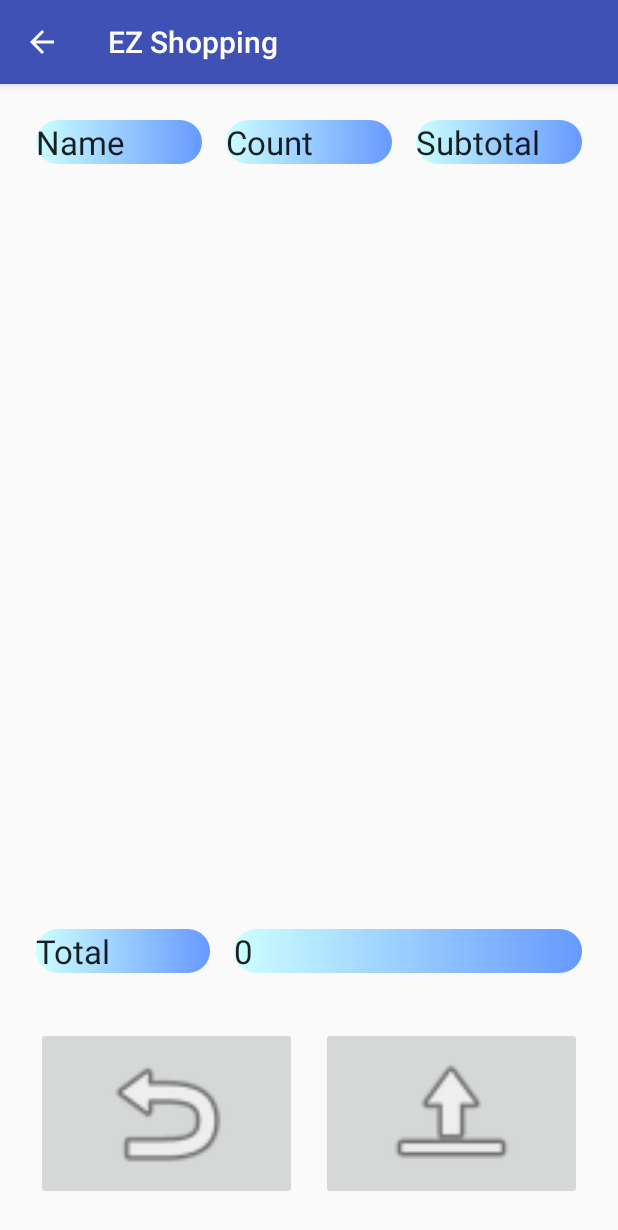
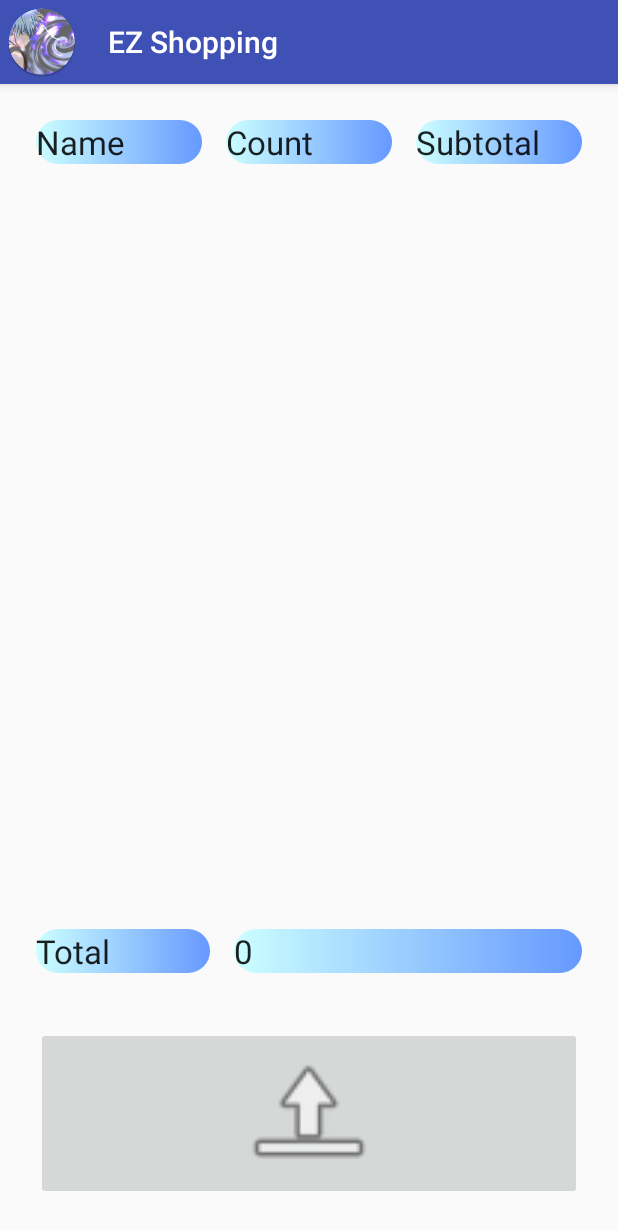
Before and after one commit to MOONYAN/EZShopping, an Android app: the CheckoutActivity screen opened directly, with no data from a screen before it, on a phone screen of 412 x 824 dp. Shown: the top 1230 px of the screen. Run offline under Robolectric (Android 15) with nearby library versions, the phone set to English and light mode, and no system bars; our stand-ins replace Firebase (no records; nobody signed in at launch, a user with empty details on screens opened directly).

```diff
--- a/app/src/main/java/tw/edu/ntut/ezshopping/CheckoutActivity.java
+++ b/app/src/main/java/tw/edu/ntut/ezshopping/CheckoutActivity.java
@@ -26,6 +26,7 @@ import tw.edu.ntut.ezshopping.ModelField.Record;
 public class CheckoutActivity extends BaseActivity
 {
     private static final String TAG = "CheckoutActivity";
+    private View _uploadButton;
     private TextView _totalText;
     private RecyclerView _recyclerView;
     private Model _model;
@@ -65,18 +66,15 @@ public class CheckoutActivity extends BaseActivity
 
     private void updateUI()
     {
-        _totalText.setText(_cart.getTotal() +"");
+        _totalText.setText(_cart.getTotal() + "");
+        _uploadButton.setEnabled(_cart.getItemList().size() > 0);
     }
 
     private void processViews()
     {
         _recyclerView = (RecyclerView) findViewById(R.id.recyclerView);
         _totalText = (TextView) findViewById(R.id.total_text);
-    }
-
-    public void revertOnClick(View view)
-    {
-        finish();
+        _uploadButton = findViewById(R.id.upload_button);
     }
 
     public void uploadOnClick(View view)
@@ -92,7 +90,7 @@ public class CheckoutActivity extends BaseActivity
             @Override
             public void onComplete(DatabaseError databaseError, DatabaseReference databaseReference)
             {
-                Toast.makeText(CheckoutActivity.this,"checkout success!",Toast.LENGTH_SHORT).show();
+                Toast.makeText(CheckoutActivity.this, "checkout success!", Toast.LENGTH_SHORT).show();
                 hideProgressDialog();
                 _model.setNewCart();
                 finish();
--- a/app/src/main/java/tw/edu/ntut/ezshopping/MainActivity.java
+++ b/app/src/main/java/tw/edu/ntut/ezshopping/MainActivity.java
@@ -3,6 +3,7 @@ package tw.edu.ntut.ezshopping;
 import android.content.Intent;
 import android.content.SharedPreferences;
 import android.os.Bundle;
+import android.support.v7.app.ActionBar;
 import android.support.v7.app.AppCompatActivity;
 import android.view.View;
 
@@ -27,6 +28,9 @@ public class MainActivity extends AppCompatActivity
     {
         super.onCreate(savedInstanceState);
         setContentView(R.layout.activity_main);
+
+        ActionBar actionBar = getSupportActionBar();
+        actionBar.setDisplayHomeAsUpEnabled(true);
     }
 
     public void scanOnClick(View view)
--- a/app/src/main/res/layout/activity_checkout.xml
+++ b/app/src/main/res/layout/activity_checkout.xml
@@ -89,17 +89,6 @@
         android:orientation="horizontal">
 
         <ImageButton
-            android:id="@+id/revert_button"
-            android:layout_width="wrap_content"
-            android:layout_height="match_parent"
-            android:layout_margin="@dimen/default_margin"
-            android:layout_weight="1"
-            android:adjustViewBounds="true"
-            android:onClick="revertOnClick"
-            android:scaleType="fitCenter"
-            android:src="@android:drawable/ic_menu_revert"/>
-
-        <ImageButton
             android:id="@+id/upload_button"
             android:layout_width="wrap_content"
             android:layout_height="match_parent"
--- a/app/src/main/res/layout/single_record.xml
+++ b/app/src/main/res/layout/single_record.xml
@@ -1,15 +1,16 @@
 <?xml version="1.0" encoding="utf-8"?>
 <LinearLayout xmlns:android="http://schemas.android.com/apk/res/android"
               android:layout_width="match_parent"
-              android:layout_height="wrap_content">
+              android:layout_height="wrap_content"
+              android:orientation="horizontal">
 
     <TextView
         android:id="@+id/transaction_time_text"
         android:layout_width="match_parent"
         android:layout_height="wrap_content"
         android:layout_margin="@dimen/default_margin"
-        android:background="@drawable/retangle_drawable"
         android:hint="DateTime"
         android:textAlignment="center"
+        android:background="@drawable/retangle_drawable"
         android:textAppearance="?android:attr/textAppearanceLarge"/>
 </LinearLayout>
--- a/app/src/main/res/values/styles.xml
+++ b/app/src/main/res/values/styles.xml
@@ -6,6 +6,6 @@
         <item name="colorPrimary">@color/colorPrimary</item>
         <item name="colorPrimaryDark">@color/colorPrimaryDark</item>
         <item name="colorAccent">@color/colorAccent</item>
+        <item name="android:homeAsUpIndicator">@mipmap/ic_launcher</item>
     </style>
-
 </resources>
```
Also changed, not shown: app/src/main/java/tw/edu/ntut/ezshopping/LogActivity.java (+15 -5 lines), app/src/main/java/tw/edu/ntut/ezshopping/ModelField/FireFactory.java (+7 -2 lines), app/src/main/java/tw/edu/ntut/ezshopping/ModelField/LogData.java (added, +32 -0 lines), app/src/main/res/layout/activity_log.xml (+30 -0 lines).
